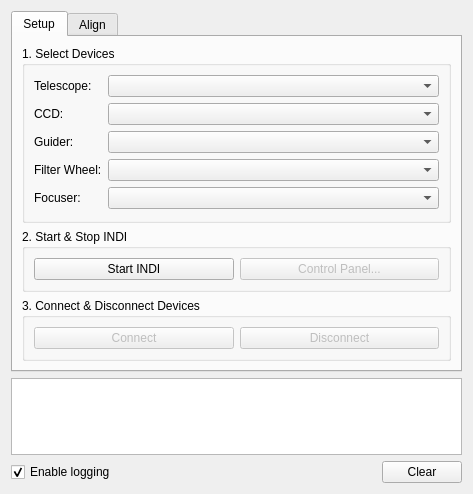
Above: kstars/ekos/ekosmanager.ui from KDE/kstars before the change. Below: the same form after it.
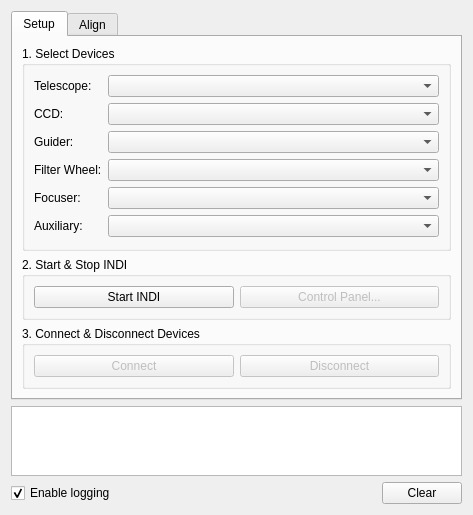
That is the form after the change. Custom widgets are drawn as their Qt base class.

Commit message: Adding auxiliary devices support to Ekos, and cleaning up the way ST4 devices are handled

Diff of the .ui file:
```diff
--- a/kstars/ekos/ekosmanager.ui
+++ b/kstars/ekos/ekosmanager.ui
@@ -69,6 +69,13 @@
                 </property>
                </widget>
               </item>
+              <item>
+               <widget class="QLabel" name="label_11">
+                <property name="text">
+                 <string>Auxiliary:</string>
+                </property>
+               </widget>
+              </item>
              </layout>
             </item>
             <item>
@@ -123,6 +130,16 @@
                 </property>
                </widget>
               </item>
+              <item>
+               <widget class="QComboBox" name="auxCombo">
+                <property name="sizePolicy">
+                 <sizepolicy hsizetype="Expanding" vsizetype="Fixed">
+                  <horstretch>0</horstretch>
+                  <verstretch>0</verstretch>
+                 </sizepolicy>
+                </property>
+               </widget>
+              </item>
              </layout>
             </item>
            </layout>
```
The commit also changes 12 other files.
